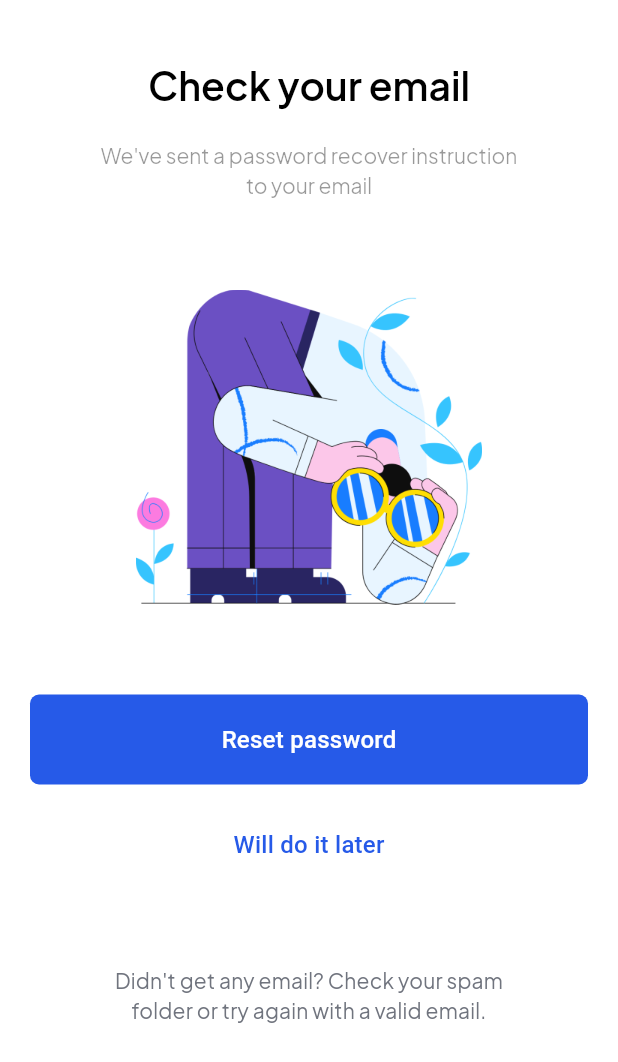
After one commit to Manuelkpatsu/educo, a Flutter app: the CheckEmailScreen screen opened by its route, on a phone screen of 412 x 824 dp. The commit adds this screen. Shown: the top 1062 px of the screen. Run offline on Flutter 3.47's test engine with Material 2 defaults, Android fonts, the phone set to English and light mode, and no system bars; our stand-ins replace animated_splash_screen, equatable, google_fonts, page_transition, smooth_page_indicator.

Commit message:
Implement check email screen

```diff
--- a/lib/router.dart
+++ b/lib/router.dart
@@ -1,5 +1,6 @@
 import 'package:flutter/material.dart';
 
+import 'screen/auth/check_email/check_email_screen.dart';
 import 'screen/auth/forgot_password/forgot_password_screen.dart';
 import 'screen/auth/login/login_screen.dart';
 import 'screen/auth/sign_up/sign_up_screen.dart';
@@ -18,6 +19,8 @@ Route<dynamic> generateRoute(RouteSettings settings) {
       return MaterialPageRoute(builder: (_) => const SignUpFormScreen());
     case ForgotPasswordScreen.routeName:
       return MaterialPageRoute(builder: (_) => const ForgotPasswordScreen());
+    case CheckEmailScreen.routeName:
+      return MaterialPageRoute(builder: (_) => const CheckEmailScreen());
     default:
       return MaterialPageRoute(
         builder: (_) => Scaffold(
--- /dev/null
+++ b/lib/screen/auth/check_email/check_email_screen.dart
@@ -0,0 +1,45 @@
+import 'package:educo/screen/widget/custom_button.dart';
+import 'package:educo/screen/widget/custom_text_button.dart';
+import 'package:flutter/material.dart';
+
+import 'widget/check_email_image.dart';
+import 'widget/check_email_text.dart';
+import 'widget/no_email_info_text.dart';
+import 'widget/password_recover_text.dart';
+
+class CheckEmailScreen extends StatelessWidget {
+  static const routeName = '/check_email';
+
+  const CheckEmailScreen({super.key});
+
+  @override
+  Widget build(BuildContext context) {
+    return Scaffold(
+      body: SafeArea(
+        child: SingleChildScrollView(
+          padding: const EdgeInsets.symmetric(horizontal: 20),
+          child: Column(
+            children: [
+              const SizedBox(height: 40),
+              const CheckEmailText(),
+              const SizedBox(height: 20),
+              const PasswordRecoverText(),
+              const SizedBox(height: 60),
+              const CheckEmailImage(),
+              const SizedBox(height: 60),
+              CustomButton(onPressed: () {}, widget: const Text('Reset password')),
+              const SizedBox(height: 10),
+              CustomTextButton(
+                onPressed: () => Navigator.of(context).pop(),
+                action: 'Will do it later',
+              ),
+              const SizedBox(height: 50),
+              const NoEmailInfoText(),
+              const SizedBox(height: 20),
+            ],
+          ),
+        ),
+      ),
+    );
+  }
+}
--- /dev/null
+++ b/lib/screen/auth/check_email/widget/check_email_image.dart
@@ -0,0 +1,15 @@
+import 'package:flutter/material.dart';
+
+class CheckEmailImage extends StatelessWidget {
+  const CheckEmailImage({super.key});
+
+  @override
+  Widget build(BuildContext context) {
+    return Image.asset(
+      'assets/images/email.png',
+      width: 231,
+      height: 210,
+      fit: BoxFit.contain,
+    );
+  }
+}
--- /dev/null
+++ b/lib/screen/auth/check_email/widget/check_email_text.dart
@@ -0,0 +1,15 @@
+import 'package:educo/theme/custom_text_style.dart';
+import 'package:flutter/material.dart';
+
+class CheckEmailText extends StatelessWidget {
+  const CheckEmailText({super.key});
+
+  @override
+  Widget build(BuildContext context) {
+    return Text(
+      'Check your email',
+      textAlign: TextAlign.center,
+      style: CustomTextStyle.titleOne.copyWith(letterSpacing: 0, fontWeight: FontWeight.w600),
+    );
+  }
+}
--- /dev/null
+++ b/lib/screen/auth/check_email/widget/no_email_info_text.dart
@@ -0,0 +1,20 @@
+import 'package:educo/theme/custom_color.dart';
+import 'package:educo/theme/custom_text_style.dart';
+import 'package:flutter/material.dart';
+
+class NoEmailInfoText extends StatelessWidget {
+  const NoEmailInfoText({super.key});
+
+  @override
+  Widget build(BuildContext context) {
+    return Text(
+      'Didn\'t get any email? Check your spam\nfolder or try again with a valid email.',
+      textAlign: TextAlign.center,
+      style: CustomTextStyle.subHeadNormal.copyWith(
+        letterSpacing: 0.14,
+        color: CustomColor.grey500Color,
+        height: 1.4,
+      ),
+    );
+  }
+}
--- /dev/null
+++ b/lib/screen/auth/check_email/widget/password_recover_text.dart
@@ -0,0 +1,19 @@
+import 'package:educo/theme/custom_text_style.dart';
+import 'package:flutter/material.dart';
+
+class PasswordRecoverText extends StatelessWidget {
+  const PasswordRecoverText({super.key});
+
+  @override
+  Widget build(BuildContext context) {
+    return Text(
+      'We\'ve sent a password recover instruction\nto your email',
+      textAlign: TextAlign.center,
+      style: CustomTextStyle.subHeadNormal.copyWith(
+        letterSpacing: 0,
+        color: Colors.black.withOpacity(0.4),
+        height: 1.4,
+      ),
+    );
+  }
+}
--- a/lib/screen/auth/forgot_password/forgot_password_screen.dart
+++ b/lib/screen/auth/forgot_password/forgot_password_screen.dart
@@ -1,3 +1,4 @@
+import 'package:educo/screen/auth/check_email/check_email_screen.dart';
 import 'package:educo/screen/widget/custom_button.dart';
 import 'package:educo/screen/widget/text_input_field.dart';
 import 'package:educo/utils/validator.dart';
@@ -48,9 +49,12 @@ class _ForgotPasswordScreenState extends State<ForgotPasswordScreen> {
               const SizedBox(height: 50),
               CustomButton(
                 onPressed: () {
-                  if (_forgotPasswordFormKey.currentState!.validate()) {}
+                  if (_forgotPasswordFormKey.currentState!.validate()) {
+                    Navigator.of(context).pushNamed(CheckEmailScreen.routeName);
+                    _forgotPasswordFormKey.currentState!.reset();
+                  }
                 },
-                widget: const Text('Send Email'),
+                widget: const Text('Send email'),
               ),
               const SizedBox(height: 20),
             ],
```
